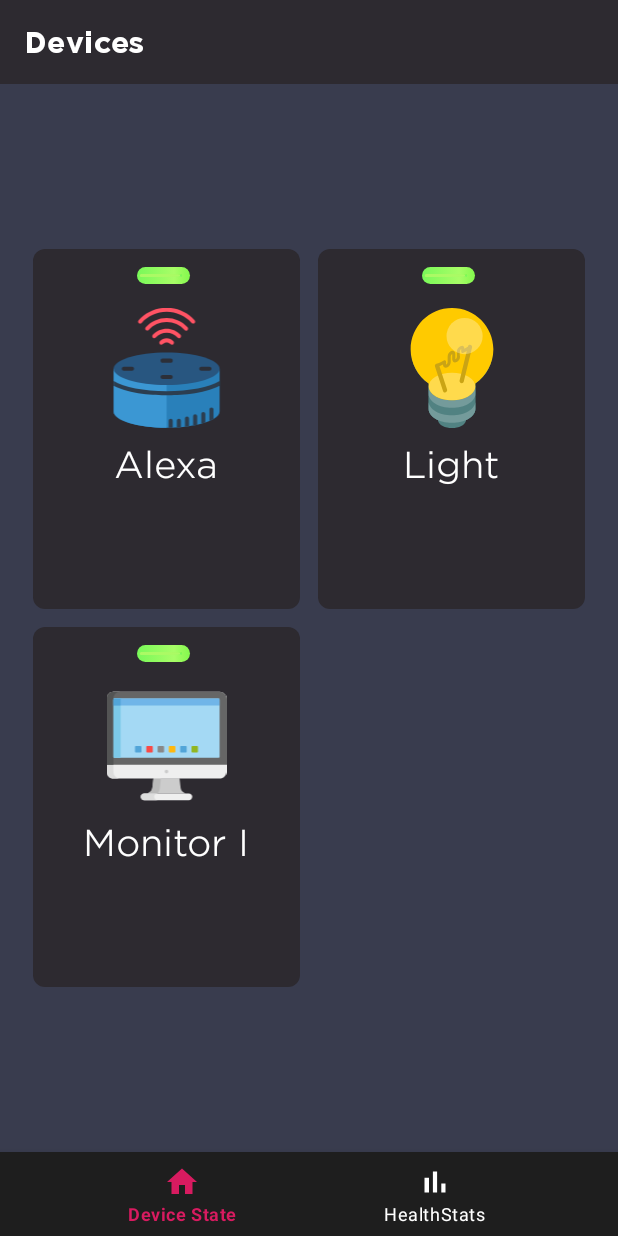
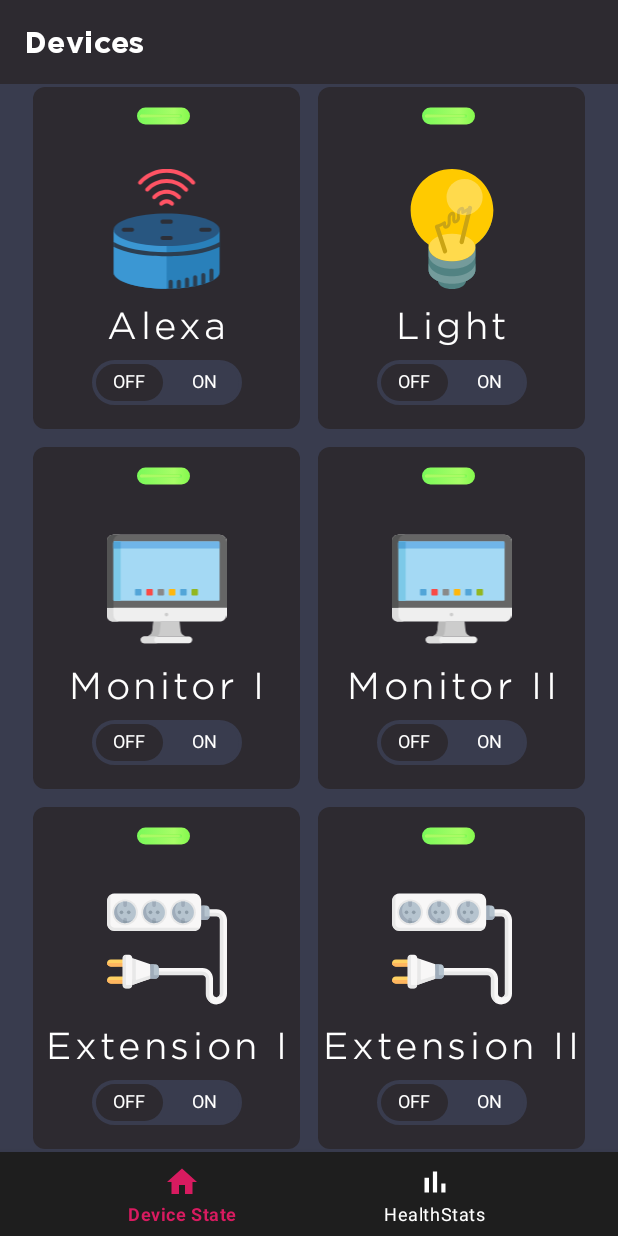
Before and after one commit to jasmeet0915/D.R.A.N.Z.E.R, an Android app: the screen it shows after launch (DranzerActivity), on a phone screen of 412 x 824 dp. Run offline under Robolectric (Android 15) with nearby library versions, the phone set to English and light mode, and no system bars; our stand-ins replace navigation-ui.

Commit message:
Adds custom device switch to control device state (ON/OFF)

```diff
--- /dev/null
+++ b/dranzer-app/app/src/main/java/com/developers/dranzer/ui/DeviceSwitch.kt
@@ -0,0 +1,152 @@
+package com.developers.dranzer.ui
+
+import android.content.Context
+import android.content.res.Resources
+import android.graphics.Canvas
+import android.graphics.Paint
+import android.graphics.Rect
+import android.graphics.RectF
+import android.graphics.drawable.GradientDrawable
+import android.util.AttributeSet
+import android.util.TypedValue
+import androidx.appcompat.widget.SwitchCompat
+import androidx.core.content.ContextCompat
+import com.developers.dranzer.R
+
+class DeviceSwitch : SwitchCompat {
+
+    companion object {
+
+        private const val TRACK_COLOR = R.color.colorPrimaryLight
+        private const val TRACK_STROKE_COLOR = R.color.colorPrimaryLight
+        private const val TRACK_LABEL_COLOR = 0xFFFFFFFF.toInt()
+        private val TRACK_STROKE_WIDTH = 2f.dp2Px.toInt()
+        private val TRACK_LABEL_SIZE = 12f.sp2Px
+
+        private const val THUMB_COLOR = R.color.colorPrimary
+        private const val THUMB_LABEL_COLOR = 0xFFFFFFFF.toInt()
+        private val THUMB_LABEL_SIZE = 12f.sp2Px
+
+        private val TRACK_THUMB_PADDING = 3f.dp2Px.toInt()
+
+        fun drawLabel(canvas: Canvas,
+                      bounds: Rect,
+                      paint: Paint,
+                      text: CharSequence?) {
+            text ?: return
+
+            val tb = RectF()
+            tb.right = paint.measureText(text, 0, text.length)
+            tb.bottom = paint.descent() - paint.ascent()
+            tb.left += bounds.centerX() - tb.centerX()
+            tb.top += bounds.centerY() - tb.centerY() - paint.ascent()
+
+            canvas.drawText(text.toString(), tb.left, tb.top, paint)
+        }
+
+        private inline val Float.sp2Px
+            get() = TypedValue.applyDimension(TypedValue.COMPLEX_UNIT_SP,
+                this,
+                Resources.getSystem().displayMetrics)
+
+        private inline val Float.dp2Px
+            get() = TypedValue.applyDimension(TypedValue.COMPLEX_UNIT_DIP,
+                this,
+                Resources.getSystem().displayMetrics)
+    }
+
+    private val trackLabelPaint = Paint().apply {
+        isAntiAlias = true
+        textSize = TRACK_LABEL_SIZE
+        color = TRACK_LABEL_COLOR
+    }
+
+    private val thumbLabelPaint = Paint().apply {
+        isAntiAlias = true
+        textSize = THUMB_LABEL_SIZE
+        color = THUMB_LABEL_COLOR
+    }
+
+    private val thumbLabel
+        get () = if (isChecked) textOn else textOff
+
+    constructor(context: Context) : super(context)
+    constructor(context: Context, attrs: AttributeSet?) : super(context, attrs)
+    constructor(context: Context, attrs: AttributeSet?, defStyleAttr: Int) : super(context, attrs, defStyleAttr)
+
+    init {
+        background = null
+        trackDrawable = TrackDrawable()
+        thumbDrawable = ThumbDrawable()
+    }
+
+    override fun onSizeChanged(w: Int,
+                               h: Int,
+                               oldw: Int,
+                               oldh: Int) {
+        super.onSizeChanged(w, h, oldw, oldh)
+        (trackDrawable as GradientDrawable).setSize(w, h)
+        (thumbDrawable as GradientDrawable).setSize(w / 2, h)
+    }
+
+    inner class TrackDrawable : GradientDrawable() {
+
+        private val textOffBounds = Rect()
+        private val textOnBounds = Rect()
+
+        init {
+            setColor(ContextCompat.getColor(context, TRACK_COLOR))
+            setStroke(TRACK_STROKE_WIDTH, ContextCompat.getColor(context, TRACK_STROKE_COLOR))
+        }
+
+        override fun onBoundsChange(r: Rect) {
+            super.onBoundsChange(r)
+
+            cornerRadius = r.height() / 2f
+
+            textOffBounds.set(r)
+            textOffBounds.right /= 2
+
+            textOnBounds.set(textOffBounds)
+            textOnBounds.offset(textOffBounds.right, 0)
+        }
+
+        override fun draw(canvas: Canvas) {
+            super.draw(canvas)
+
+            drawLabel(canvas, textOffBounds, trackLabelPaint, textOff)
+            drawLabel(canvas, textOnBounds, trackLabelPaint, textOn)
+            invalidate()
+            requestLayout()
+        }
+    }
+
+    inner class ThumbDrawable : GradientDrawable() {
+
+        private val thumbLabelBounds = Rect()
+
+        init {
+            setColor(ContextCompat.getColor(context, THUMB_COLOR))
+        }
+
+        override fun onBoundsChange(r: Rect) {
+            super.onBoundsChange(r)
+
+            val padding = TRACK_THUMB_PADDING
+            r.top += padding
+            r.right -= padding
+            r.bottom -= padding
+            r.left += padding
+            cornerRadius = r.height() / 2f
+            thumbLabelBounds.set(r)
+        }
+
+        override fun draw(canvas: Canvas) {
+            super.draw(canvas)
+
+            drawLabel(canvas, thumbLabelBounds, thumbLabelPaint, thumbLabel)
+            invalidate()
+            requestLayout()
+        }
+    }
+}
--- a/dranzer-app/app/src/main/java/com/developers/dranzer/ui/devices/DeviceStateFragment.kt
+++ b/dranzer-app/app/src/main/java/com/developers/dranzer/ui/devices/DeviceStateFragment.kt
@@ -1,11 +1,11 @@
 package com.developers.dranzer.ui.devices
 
 import android.os.Bundle
-import androidx.fragment.app.Fragment
 import android.view.LayoutInflater
 import android.view.View
 import android.view.ViewGroup
-import androidx.recyclerview.widget.GridLayoutManager
+import androidx.fragment.app.Fragment
+import androidx.recyclerview.widget.StaggeredGridLayoutManager
 import com.developers.dranzer.R
 import com.developers.dranzer.data.Device
 import com.developers.dranzer.data.DeviceState
@@ -29,10 +29,13 @@ class DeviceStateFragment : Fragment(), DeviceStateView {
         val deviceList = listOf(
             DranzerDevice(1, Device.ALEXA, DeviceState.OFF),
             DranzerDevice(2, Device.ROOM_LIGHT, DeviceState.OFF),
-            DranzerDevice(3, Device.Monitors.ONE, DeviceState.OFF)
+            DranzerDevice(3, Device.Monitors.ONE, DeviceState.OFF),
+            DranzerDevice(4, Device.Monitors.TWO, DeviceState.OFF),
+            DranzerDevice(5, Device.Extensions.EXTENSION_ONE, DeviceState.OFF),
+            DranzerDevice(6, Device.Extensions.EXTENSION_TWO, DeviceState.OFF)
         )
         deviceListAdapter.submitList(deviceList)
-        deviceRecyclerView.layoutManager = GridLayoutManager(activity, 2)
+        deviceRecyclerView.layoutManager = StaggeredGridLayoutManager(2, 1)
         deviceRecyclerView.adapter = deviceListAdapter
     }
 
--- a/dranzer-app/app/src/main/res/layout/row_device.xml
+++ b/dranzer-app/app/src/main/res/layout/row_device.xml
@@ -11,8 +11,8 @@
         android:id="@+id/deviceState"
         android:layout_width="wrap_content"
         android:layout_height="0dp"
-        android:layout_marginTop="12dp"
         android:src="@drawable/device_state_drawable"
+        app:layout_constraintBottom_toTopOf="@+id/deviceImage"
         app:layout_constraintEnd_toEndOf="parent"
         app:layout_constraintStart_toStartOf="parent"
         app:layout_constraintTop_toTopOf="parent" />
@@ -36,10 +36,27 @@
         android:layout_height="wrap_content"
         android:layout_marginTop="8dp"
         android:gravity="center"
+        android:letterSpacing="0.1"
         android:textColor="@color/white"
+        app:layout_constraintBottom_toTopOf="@+id/deviceSwitch"
         app:layout_constraintEnd_toEndOf="parent"
         app:layout_constraintStart_toStartOf="parent"
         app:layout_constraintTop_toBottomOf="@+id/deviceImage"
         tools:text="Alexa" />
 
+    <com.developers.dranzer.ui.DeviceSwitch
+        android:id="@+id/deviceSwitch"
+        android:layout_width="wrap_content"
+        android:layout_height="wrap_content"
+        android:layout_marginTop="8dp"
+        android:layout_marginBottom="16dp"
+        android:minHeight="30dp"
+        android:textOff="@string/device_off_text"
+        android:textOn="@string/device_on_text"
+        app:layout_constraintBottom_toBottomOf="parent"
+        app:layout_constraintEnd_toEndOf="parent"
+        app:layout_constraintStart_toStartOf="parent"
+        app:layout_constraintTop_toBottomOf="@+id/deviceTitle"
+        app:switchMinWidth="100dp" />
+
 </androidx.constraintlayout.widget.ConstraintLayout>
--- a/dranzer-app/app/src/main/res/values/strings.xml
+++ b/dranzer-app/app/src/main/res/values/strings.xml
@@ -3,4 +3,6 @@
     <string name="hello_blank_fragment">Hello blank fragment</string>
     <string name="title_device_state">Device State</string>
     <string name="title_healthstats">HealthStats</string>
+    <string name="device_off_text">OFF</string>
+    <string name="device_on_text">ON</string>
 </resources>
```
